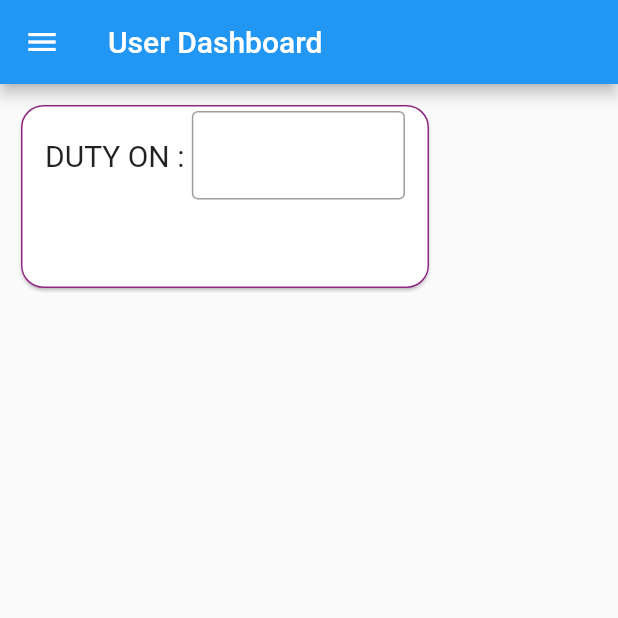
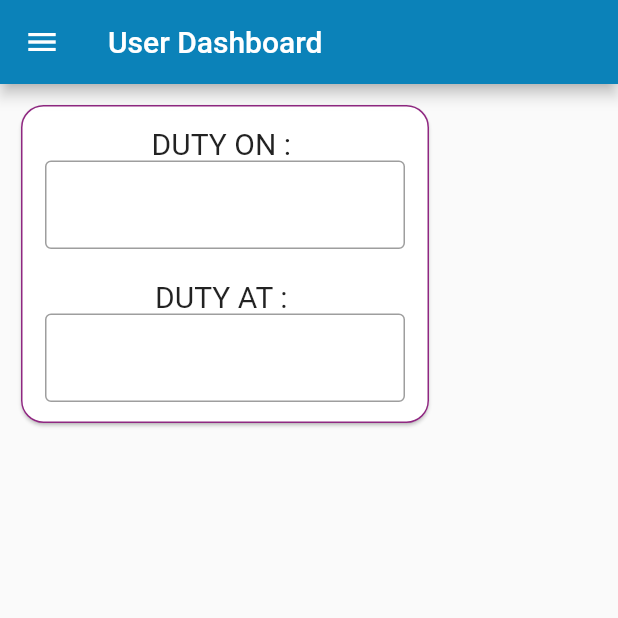
Before and after one commit to Practical02/exam-duty, a Flutter app: the screen it shows after launch, on a phone screen of 412 x 824 dp, the top half of it. Run offline on Flutter 3.47's test engine with Material 2 defaults, Android fonts, the light colour scheme and no system bars.

Commit message:
created textfield for duty at and alignment is done

```diff
--- a/lib/screens/user_dashboard.dart
+++ b/lib/screens/user_dashboard.dart
@@ -1,5 +1,6 @@
 import 'package:flutter/material.dart';
 import 'login_page.dart';
+
 class UserDashboard extends StatelessWidget {
   const UserDashboard({Key? key}) : super(key: key);
 
@@ -9,6 +10,7 @@ class UserDashboard extends StatelessWidget {
       home: Scaffold(
           appBar: AppBar(
             title: const Text('User Dashboard'),
+            backgroundColor: Color.fromARGB(255, 11, 130, 185),
           ),
           drawer: Drawer(
             child: ListView(
@@ -43,8 +45,6 @@ class UserDashboard extends StatelessWidget {
                       builder: (context) => UserDashboard(),
                     ));
                   },
-
-
                 ),
                 ListTile(
                   leading: const Icon(Icons.logout),
@@ -72,7 +72,7 @@ class Mycard extends StatelessWidget {
   Widget build(BuildContext context) {
     return Container(
         width: 300,
-        height: 150,
+        height: 240,
         padding: new EdgeInsets.all(10.0),
         child: Card(
             shape: RoundedRectangleBorder(
@@ -80,29 +80,42 @@ class Mycard extends StatelessWidget {
                 side: BorderSide(
                   color: Color.fromARGB(255, 143, 40, 129),
                 )),
-            child: Column(
-              mainAxisSize: MainAxisSize.min,
-              children: <Widget>[
+            child: Column(mainAxisSize: MainAxisSize.min, children: <Widget>[
               ListTile(
                 title: Row(
                   children: <Widget>[
+                    Expanded(
+                        child: Column(
+                      children: [
+                        SizedBox(height: 10),
                         Text(
                           'DUTY ON : ',
                           style: TextStyle(fontSize: 20.0),
                         ),
-      Expanded(
-        child: TextField(
+                        TextField(
                           readOnly: true,
                           decoration: InputDecoration(
                             border: OutlineInputBorder(),
                             hintStyle: TextStyle(fontSize: .0),
                           ),
                         ),
+                        SizedBox(height: 20),
+                        Text(
+                          'DUTY AT : ',
+                          style: TextStyle(fontSize: 20.0),
                         ),
+                        TextField(
+                          readOnly: true,
+                          decoration: InputDecoration(
+                            border: OutlineInputBorder(),
+                            hintStyle: TextStyle(fontSize: .0),
+                          ),
+                        )
+                      ],
+                    )),
                   ],
                 ),
-)]
-
-            )));
+              )
+            ])));
   }
 }
```
Lines whose indentation alone changed are shown as unchanged.
